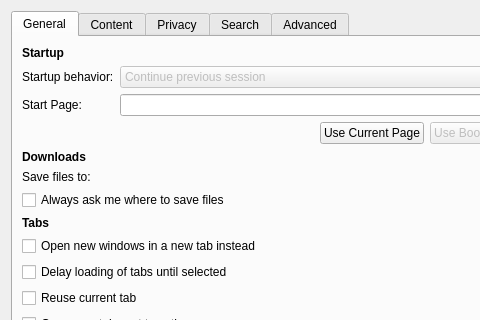
OtterBrowser/otter-browser, file src/ui/PreferencesDialog.ui: the form before one commit; both pictures show x 0 to 480 and y 0 to 320 of the 661 by 583 pixel window.
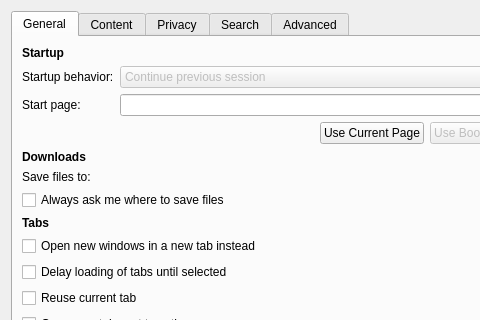
The form after the commit. Custom widgets are drawn as their Qt base class.

Diff of the .ui file:
```diff
--- a/src/ui/PreferencesDialog.ui
+++ b/src/ui/PreferencesDialog.ui
@@ -80,7 +80,7 @@
          <item row="1" column="0">
           <widget class="QLabel" name="startPageLabel">
            <property name="text">
-            <string>Start Page:</string>
+            <string>Start page:</string>
            </property>
            <property name="buddy">
             <cstring>startPageLineEdit</cstring>
```
